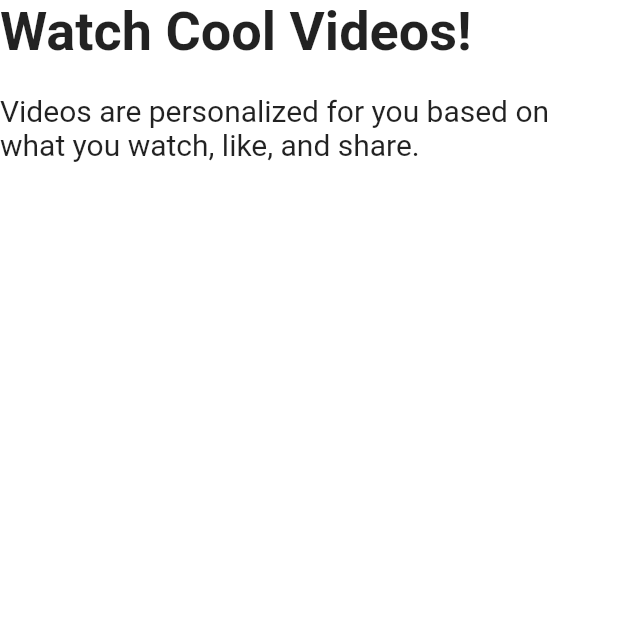
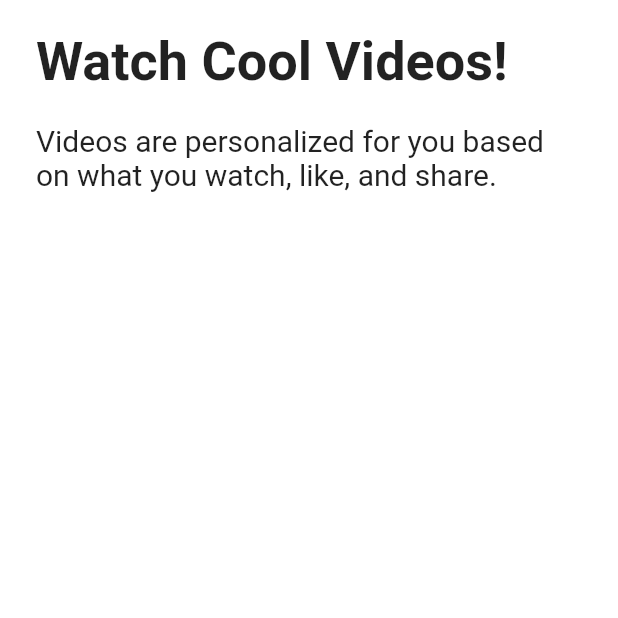
Before and after one commit to coneseo/tiktok_clone_new, a Flutter app: the TutorialScreen screen opened directly, on a phone screen of 412 x 824 dp, the top half of it. Run offline on Flutter 3.47's test engine with Material 2 defaults, Android fonts, the phone set to English and light mode, and no system bars; our stand-ins replace font_awesome_flutter.

Commit message:
#20230828 add authentications, onboarding screens

```diff
--- a/lib/features/authentications/birthday_screen.dart
+++ b/lib/features/authentications/birthday_screen.dart
@@ -39,10 +39,11 @@ class _BirthdayScreenState extends State<BirthdayScreen> {
   }
 
   void _onNextTap() {
-    Navigator.of(context).push(
+    Navigator.of(context).pushAndRemoveUntil(
       MaterialPageRoute(
         builder: (context) => const InterestScreen(),
       ),
+      (route) => false,
     );
   }
 
@@ -117,7 +118,8 @@ class _BirthdayScreenState extends State<BirthdayScreen> {
             mode: CupertinoDatePickerMode.date,
             onDateTimeChanged: _setTextFieldDate,
           ),
-      )),
+        ),
+      ),
     );
   }
 }
--- a/lib/features/authentications/login_form_screen.dart
+++ b/lib/features/authentications/login_form_screen.dart
@@ -21,10 +21,11 @@ class _LoginFormScreenState extends State<LoginFormScreen> {
     if (_formKey.currentState != null) {
       if (_formKey.currentState!.validate()) {
         _formKey.currentState!.save();
-        Navigator.of(context).push(
+        Navigator.of(context).pushAndRemoveUntil(
           MaterialPageRoute(
             builder: (context) => const InterestScreen(),
           ),
+          (route) => false,
         );
       }
     }
--- a/lib/features/onboarding/interests_screen.dart
+++ b/lib/features/onboarding/interests_screen.dart
@@ -139,7 +139,8 @@ class _InterestScreenState extends State<InterestScreen> {
                   ],
                 ),
               ],
-              )),
+            ),
+          ),
         ),
       ),
       bottomNavigationBar: BottomAppBar(
--- a/lib/features/onboarding/tutorial_screen.dart
+++ b/lib/features/onboarding/tutorial_screen.dart
@@ -1,7 +1,13 @@
+import 'package:flutter/cupertino.dart';
 import 'package:flutter/material.dart';
 import 'package:tiktok_clone2/constants/gaps.dart';
+import 'package:tiktok_clone2/features/main_navigation/main_navigation_screen.dart';
 
 import '../../constants/sizes.dart';
+
+enum Direction { right, left }
+
+enum Page { first, second }
 
 class TutorialScreen extends StatefulWidget {
   const TutorialScreen({super.key});
@@ -11,19 +17,64 @@ class TutorialScreen extends StatefulWidget {
 }
 
 class _TutorialScreenState extends State<TutorialScreen> {
+  Direction _direction = Direction.right;
+  Page _showingPage = Page.first;
+
+  void _onPanUpdate(DragUpdateDetails details) {
+    if (details.delta.dx > 0) {
+      setState(() {
+        _direction = Direction.right;
+      });
+    } else {
+      setState(() {
+        _direction = Direction.left;
+      });
+    }
+  }
+
+  void _onPanEnd(DragEndDetails detail) {
+    if (_direction == Direction.left) {
+      setState(() {
+        _showingPage = Page.second;
+      });
+    } else {
+      setState(() {
+        _showingPage = Page.first;
+      });
+    }
+  }
+
+  void _onEnterAppTap() {
+    Navigator.of(context).pushAndRemoveUntil(
+      MaterialPageRoute(
+        builder: (context) => const MainNavigationScreen(),
+      ),
+      (route) => false,
+    );
+  }
+
   @override
   Widget build(BuildContext context) {
     return GestureDetector(
+      onPanUpdate: _onPanUpdate,
+      onPanEnd: _onPanEnd,
       child: Scaffold(
-        body: SafeArea(
+        body: Padding(
+          padding: const EdgeInsets.symmetric(
+            horizontal: Sizes.size24,
+          ),
+          child: SafeArea(
             child: AnimatedCrossFade(
-            crossFadeState: CrossFadeState.showFirst,
+              crossFadeState: _showingPage == Page.first
+                  ? CrossFadeState.showFirst
+                  : CrossFadeState.showSecond,
               duration: const Duration(
                 microseconds: 300,
               ),
               firstChild: Column(
                 crossAxisAlignment: CrossAxisAlignment.start,
                 children: const [
+                  Gaps.v20,
                   Text(
                     "Watch Cool Videos!",
                     style: TextStyle(
@@ -43,6 +94,7 @@ class _TutorialScreenState extends State<TutorialScreen> {
               secondChild: Column(
                 crossAxisAlignment: CrossAxisAlignment.start,
                 children: const [
+                  Gaps.v20,
                   Text(
                     "Follow the rules!",
                     style: TextStyle(
@@ -52,7 +104,7 @@ class _TutorialScreenState extends State<TutorialScreen> {
                   ),
                   Gaps.v20,
                   Text(
-                  "Videos are personalized for you based on what you watch, like, and share.",
+                    "Take care bro!",
                     style: TextStyle(
                       fontSize: Sizes.size20,
                     ),
@@ -62,6 +114,25 @@ class _TutorialScreenState extends State<TutorialScreen> {
             ),
           ),
         ),
+        bottomNavigationBar: BottomAppBar(
+          child: Padding(
+            padding: const EdgeInsets.all(
+              Sizes.size24,
+            ),
+            child: AnimatedOpacity(
+              duration: const Duration(
+                microseconds: 300,
+              ),
+              opacity: _showingPage == Page.first ? 0 : 1,
+              child: CupertinoButton(
+                onPressed: _onEnterAppTap,
+                color: Theme.of(context).primaryColor,
+                child: const Text("Enter the app!"),
+              ),
+            ),
+          ),
+        ),
+      ),
     );
   }
 }
```
Lines whose indentation alone changed are shown as unchanged.
